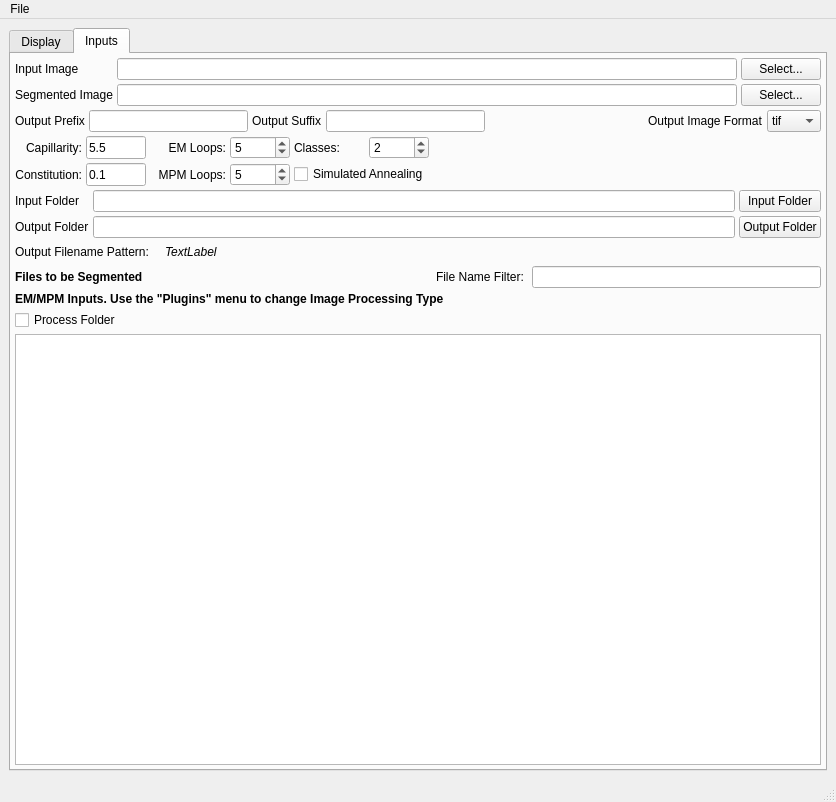
Above: Code/EmMpmGui/UI_Files/EmMpmGui.ui from BlueQuartzSoftware/EMMPMWorkbench before the change. Below: the same form after it.
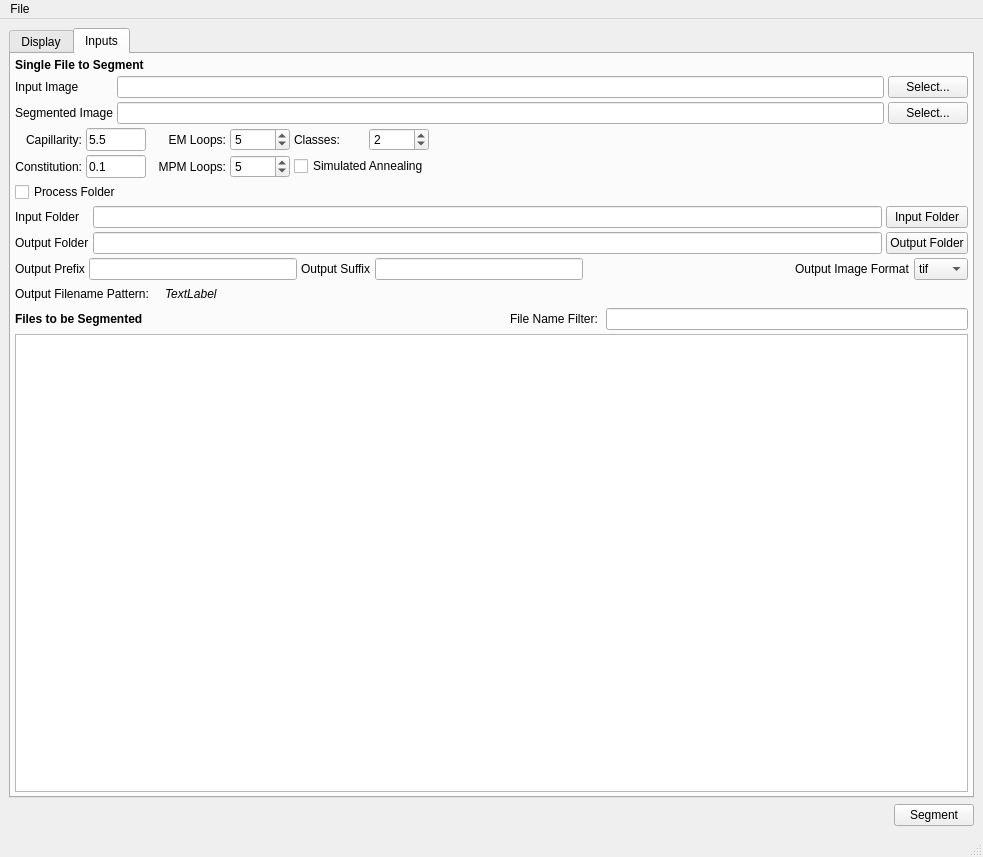
That is the form after the change. The open tabs and pages were chosen to show the change. Icons and pictures are not drawn. Custom widgets are drawn as their Qt base class.

Commit message: Adding in check for an installed version of the EM/MPM library. Removing Files that are no longer needed

```diff
--- a/Code/EmMpmGui/UI_Files/EmMpmGui.ui
+++ b/Code/EmMpmGui/UI_Files/EmMpmGui.ui
@@ -6,8 +6,8 @@
    <rect>
     <x>0</x>
     <y>0</y>
-    <width>836</width>
-    <height>802</height>
+    <width>983</width>
+    <height>857</height>
    </rect>
   </property>
   <property name="sizePolicy">
@@ -318,40 +318,53 @@
         <property name="margin">
          <number>4</number>
         </property>
+        <item>
+         <widget class="QLabel" name="label_16">
+          <property name="font">
+           <font>
+            <weight>75</weight>
+            <bold>true</bold>
+           </font>
+          </property>
+          <property name="text">
+           <string>Single File to Segment</string>
+          </property>
+         </widget>
+        </item>
         <item>
          <layout class="QGridLayout" name="gridLayout_5">
-          <item row="0" column="1">
+          <item row="2" column="1">
            <widget class="QLabel" name="label_6">
             <property name="text">
              <string>Input Image</string>
             </property>
            </widget>
           </item>
-          <item row="0" column="2">
+          <item row="2" column="2">
            <widget class="QLineEdit" name="fixedImageFile"/>
           </item>
-          <item row="0" column="3">
+          <item row="2" column="3">
            <widget class="QPushButton" name="fixedImageButton">
             <property name="text">
              <string>Select...</string>
             </property>
            </widget>
           </item>
-          <item row="1" column="1">
+          <item row="3" column="1">
            <widget class="QLabel" name="label_7">
             <property name="text">
              <string>Segmented Image</string>
             </property>
            </widget>
           </item>
-          <item row="1" column="2">
+          <item row="3" column="2">
            <widget class="QLineEdit" name="outputImageFile">
             <property name="text">
              <string/>
             </property>
            </widget>
           </item>
-          <item row="1" column="3">
+          <item row="3" column="3">
            <widget class="QPushButton" name="outputImageButton">
             <property name="text">
              <string>Select...</string>
@@ -360,74 +373,6 @@
           </item>
          </layout>
         </item>
-        <item>
-         <layout class="QHBoxLayout" name="_5">
-          <item>
-           <widget class="QLabel" name="label_2">
-            <property name="text">
-             <string>Output Prefix</string>
-            </property>
-           </widget>
-          </item>
-          <item>
-           <widget class="QLineEdit" name="outputPrefix"/>
-          </item>
-          <item>
-           <widget class="QLabel" name="label_3">
-            <property name="text">
-             <string>Output Suffix</string>
-            </property>
-           </widget>
-          </item>
-          <item>
-           <widget class="QLineEdit" name="outputSuffix"/>
-          </item>
-          <item>
-           <spacer name="horizontalSpacer_8">
-            <property name="orientation">
-             <enum>Qt::Horizontal</enum>
-            </property>
-            <property name="sizeHint" stdset="0">
-             <size>
-              <width>40</width>
-              <height>20</height>
-             </size>
-            </property>
-           </spacer>
-          </item>
-          <item>
-           <widget class="QLabel" name="outputImageTypeLabel">
-            <property name="text">
-             <string>Output Image Format</string>
-            </property>
-           </widget>
-          </item>
-          <item>
-           <widget class="QComboBox" name="outputImageType">
-            <item>
-             <property name="text">
-              <string>tif</string>
-             </property>
-            </item>
-            <item>
-             <property name="text">
-              <string>bmp</string>
-             </property>
-            </item>
-            <item>
-             <property name="text">
-              <string>jpeg</string>
-             </property>
-            </item>
-            <item>
-             <property name="text">
-              <string>png</string>
-             </property>
-            </item>
-           </widget>
-          </item>
-         </layout>
-        </item>
         <item>
          <layout class="QGridLayout" name="gridLayout_4">
           <item row="1" column="0">
@@ -743,6 +688,13 @@
           </item>
          </layout>
         </item>
+        <item>
+         <widget class="QCheckBox" name="processFolder">
+          <property name="text">
+           <string>Process Folder</string>
+          </property>
+         </widget>
+        </item>
         <item>
          <layout class="QGridLayout" name="gridLayout_3">
           <item row="0" column="1">
@@ -785,6 +737,74 @@
           </item>
          </layout>
         </item>
+        <item>
+         <layout class="QHBoxLayout" name="_5">
+          <item>
+           <widget class="QLabel" name="label_2">
+            <property name="text">
+             <string>Output Prefix</string>
+            </property>
+           </widget>
+          </item>
+          <item>
+           <widget class="QLineEdit" name="outputPrefix"/>
+          </item>
+          <item>
+           <widget class="QLabel" name="label_3">
+            <property name="text">
+             <string>Output Suffix</string>
+            </property>
+           </widget>
+          </item>
+          <item>
+           <widget class="QLineEdit" name="outputSuffix"/>
+          </item>
+          <item>
+           <spacer name="horizontalSpacer_8">
+            <property name="orientation">
+             <enum>Qt::Horizontal</enum>
+            </property>
+            <property name="sizeHint" stdset="0">
+             <size>
+              <width>40</width>
+              <height>20</height>
+             </size>
+            </property>
+           </spacer>
+          </item>
+          <item>
+           <widget class="QLabel" name="outputImageTypeLabel">
+            <property name="text">
+             <string>Output Image Format</string>
+            </property>
+           </widget>
+          </item>
+          <item>
+           <widget class="QComboBox" name="outputImageType">
+            <item>
+             <property name="text">
+              <string>tif</string>
+             </property>
+            </item>
+            <item>
+             <property name="text">
+              <string>bmp</string>
+             </property>
+            </item>
+            <item>
+             <property name="text">
+              <string>jpeg</string>
+             </property>
+            </item>
+            <item>
+             <property name="text">
+              <string>png</string>
+             </property>
+            </item>
+           </widget>
+          </item>
+         </layout>
+        </item>
         <item>
          <layout class="QHBoxLayout" name="_6">
           <item>
@@ -881,26 +901,6 @@
           </item>
          </layout>
         </item>
-        <item>
-         <widget class="QLabel" name="label_4">
-          <property name="font">
-           <font>
-            <weight>75</weight>
-            <bold>true</bold>
-           </font>
-          </property>
-          <property name="text">
-           <string>EM/MPM Inputs. Use the &quot;Plugins&quot; menu to change Image Processing Type</string>
-          </property>
-         </widget>
-        </item>
-        <item>
-         <widget class="QCheckBox" name="processFolder">
-          <property name="text">
-           <string>Process Folder</string>
-          </property>
-         </widget>
-        </item>
         <item>
          <widget class="QListView" name="fileListView">
           <property name="alternatingRowColors">
@@ -915,6 +915,33 @@
       </widget>
      </widget>
     </item>
+    <item>
+     <layout class="QHBoxLayout" name="horizontalLayout_7">
+      <property name="sizeConstraint">
+       <enum>QLayout::SetMinimumSize</enum>
+      </property>
+      <item>
+       <spacer name="horizontalSpacer_10">
+        <property name="orientation">
+         <enum>Qt::Horizontal</enum>
+        </property>
+        <property name="sizeHint" stdset="0">
+         <size>
+          <width>40</width>
+          <height>20</height>
+         </size>
+        </property>
+       </spacer>
+      </item>
+      <item>
+       <widget class="QPushButton" name="processBtn">
+        <property name="text">
+         <string>Segment</string>
+        </property>
+       </widget>
+      </item>
+     </layout>
+    </item>
    </layout>
   </widget>
   <widget class="QMenuBar" name="menubar">
@@ -922,7 +949,7 @@
     <rect>
      <x>0</x>
      <y>0</y>
-     <width>836</width>
+     <width>983</width>
      <height>22</height>
     </rect>
    </property>
```
Left out of the diff: 58 changed lines with no effect on the pictures. The commit also changes 14 other files.
